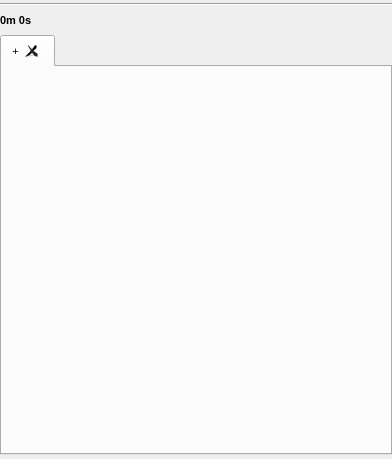
Qt form src/GUI/Playlist/GUI_Playlist.ui (Inferno214221/sayonara-player) before a commit.
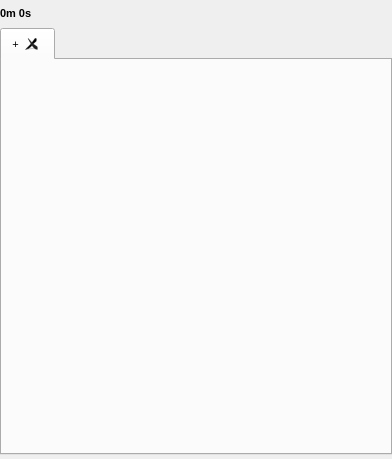
The same form after that commit. Icons and pictures are not drawn. Custom widgets are drawn as their Qt base class.

What changed in the file:
```diff
--- a/src/GUI/Playlist/GUI_Playlist.ui
+++ b/src/GUI/Playlist/GUI_Playlist.ui
@@ -71,30 +71,7 @@
      </property>
     </widget>
    </item>
-   <item row="2" column="0" colspan="2">
-    <widget class="PlaylistTabWidget" name="tw_playlists">
-     <property name="focusPolicy">
-      <enum>Qt::NoFocus</enum>
-     </property>
-     <property name="tabShape">
-      <enum>QTabWidget::Rounded</enum>
-     </property>
-     <property name="tabsClosable">
-      <bool>true</bool>
-     </property>
-     <widget class="QWidget" name="tab_pl1">
-      <attribute name="title">
-       <string notr="true">+</string>
-      </attribute>
-      <layout class="QGridLayout" name="gridLayout_2">
-       <property name="spacing">
-        <number>0</number>
-       </property>
-      </layout>
-     </widget>
-    </widget>
-   </item>
-   <item row="1" column="0">
+   <item row="0" column="0">
     <layout class="QHBoxLayout" name="horizontalLayout">
      <item>
       <widget class="QLabel" name="lab_totalTime">
@@ -137,11 +114,27 @@
      </item>
     </layout>
    </item>
-   <item row="0" column="0">
-    <widget class="Line" name="line">
-     <property name="orientation">
-      <enum>Qt::Horizontal</enum>
+   <item row="1" column="0" colspan="2">
+    <widget class="PlaylistTabWidget" name="tw_playlists">
+     <property name="focusPolicy">
+      <enum>Qt::NoFocus</enum>
      </property>
+     <property name="tabShape">
+      <enum>QTabWidget::Rounded</enum>
+     </property>
+     <property name="tabsClosable">
+      <bool>true</bool>
+     </property>
+     <widget class="QWidget" name="tab_pl1">
+      <attribute name="title">
+       <string notr="true">+</string>
+      </attribute>
+      <layout class="QGridLayout" name="gridLayout_2">
+       <property name="spacing">
+        <number>0</number>
+       </property>
+      </layout>
+     </widget>
     </widget>
    </item>
   </layout>
```
Left out of the diff: 2 changed lines with no effect on the pictures.
